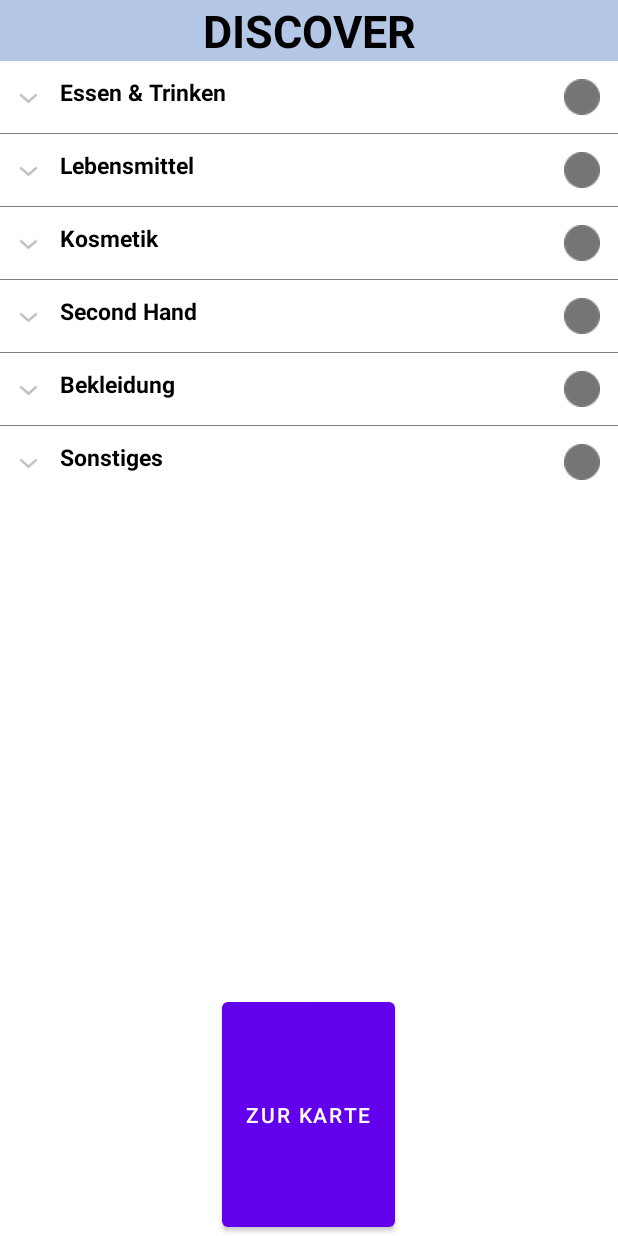
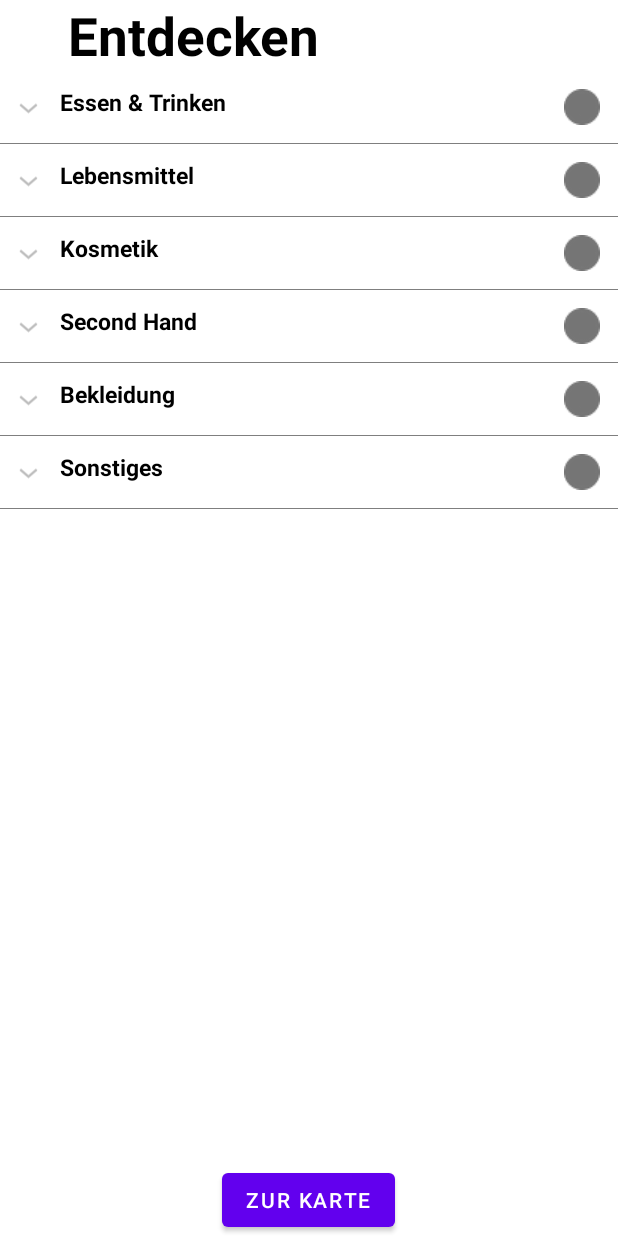
Before and after one commit to aquatorze/FAIRlaufen, an Android app: the DiscoverActivity screen opened directly, with no data from a screen before it, on a phone screen of 412 x 824 dp. Run offline under Robolectric (Android 15) with nearby library versions, the phone set to English and light mode, and no system bars; 18 statements that could not run were skipped.

Commit message:
small changes in layout, expandable listview button works now properly

```diff
--- a/app/src/main/res/layout/activity_discover.xml
+++ b/app/src/main/res/layout/activity_discover.xml
@@ -1,9 +1,13 @@
 <?xml version="1.0" encoding="utf-8"?>
+<ScrollView xmlns:android="http://schemas.android.com/apk/res/android"
+    android:layout_width="match_parent"
+    android:layout_height="match_parent"
+    android:fillViewport="true">
+
     <RelativeLayout xmlns:android="http://schemas.android.com/apk/res/android"
         xmlns:tools="http://schemas.android.com/tools"
         android:layout_width="match_parent"
         android:layout_height="wrap_content"
-
         tools:context=".DiscoverActivity"
         android:id="@+id/discover_screen">
 
@@ -11,12 +15,11 @@
             android:id="@+id/text_view_id"
             android:layout_height="wrap_content"
             android:layout_width="match_parent"
-        android:text="DISCOVER"
+            android:text="@string/button_title_discover"
+            android:paddingLeft="45sp"
+            android:textSize="35sp"
             android:textStyle="bold"
-        android:textColor="@android:color/black"
-        android:textSize="30dp"
-        android:background="#B4C7E7"
-        android:gravity="center"
+            android:textColor="@color/text_black"
             />
         <ExpandableListView
             android:id="@+id/expandableListView"
@@ -26,15 +29,15 @@
             android:divider="#7F7F7F"
             android:dividerHeight="0.5dp"
             android:childDivider="#7F7F7F"
-        android:layout_below="@id/text_view_id"/>
+            android:layout_below="@id/text_view_id"
+            android:layout_above="@id/button_Discover"/>
         <Button
             android:id="@+id/button_Discover"
-        android:text="Zur Karte"
+            android:text="@string/button_discover"
             android:onClick="onClickToMap"
-        android:layout_below="@+id/expandableListView"
+            android:layout_alignParentBottom="true"
             android:layout_centerHorizontal="true"
-        android:layout_alignParentBottom="true"
-        android:layout_marginBottom="330dp"
             android:layout_width="wrap_content"
             android:layout_height="wrap_content"/>
     </RelativeLayout>
+</ScrollView>
--- a/app/src/main/res/layout/list_group.xml
+++ b/app/src/main/res/layout/list_group.xml
@@ -11,7 +11,7 @@
             android:layout_width="match_parent"
             android:layout_height="wrap_content"
             android:paddingLeft="?android:attr/expandableListPreferredItemPaddingLeft"
-            android:textColor="@android:color/black"
+            android:textColor="@color/text_black"
             android:textSize="15dp"
             android:paddingTop="10dp"
             android:paddingBottom="10dp"/>
--- a/app/src/main/res/layout/list_item.xml
+++ b/app/src/main/res/layout/list_item.xml
@@ -9,7 +9,7 @@
         android:layout_width="match_parent"
         android:layout_height="wrap_content"
         android:paddingLeft="?android:attr/expandableListPreferredChildPaddingLeft"
-        android:textColor="@android:color/black"
+        android:textColor="@color/text_black"
         android:textSize="15dp"
         android:paddingTop="10dp"
         android:paddingBottom="10dp"/>
--- a/app/src/main/res/values/strings.xml
+++ b/app/src/main/res/values/strings.xml
@@ -7,5 +7,6 @@
     <string name="button_text_discover">Entdecke nachhaltige Orte in Dresden Neustadt</string>
     <string name="button_tour1">Alternativ für Anfänger:innen</string>
     <string name="button_tour2">FAIRkleidet</string>
+    <string name="button_discover">Zur Karte</string>
     <string name="popup_text">Willkommen bei FAIRlaufen!\n\nDiese App zeigt Dir verschiedene nachhaltige Orte in Dresden-Neustadt. Vom Secondhand-Shop bis zum nachhaltigen Café findest Du hier alles, was Dein umweltbewusstes Herz höher schlagen lässt.\n\nWir wünschen Dir viel Spaß beim Erkunden, dein FAIRlaufen-Team!</string>
 </resources>
```
Also changed, not shown: app/src/main/java/com/tudresden/fairlaufen/DescriptionActivity.java (+0 -7 lines), app/src/main/res/layout/activity_description.xml (+6 -7 lines). Lines whose indentation alone changed are shown as unchanged.
